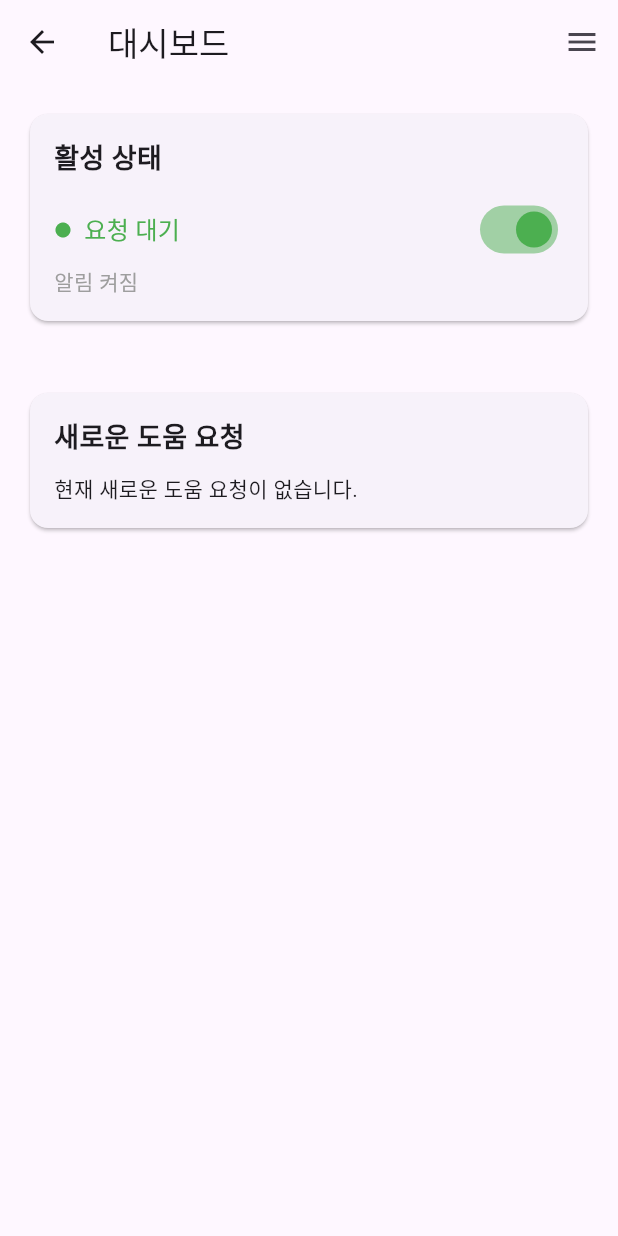
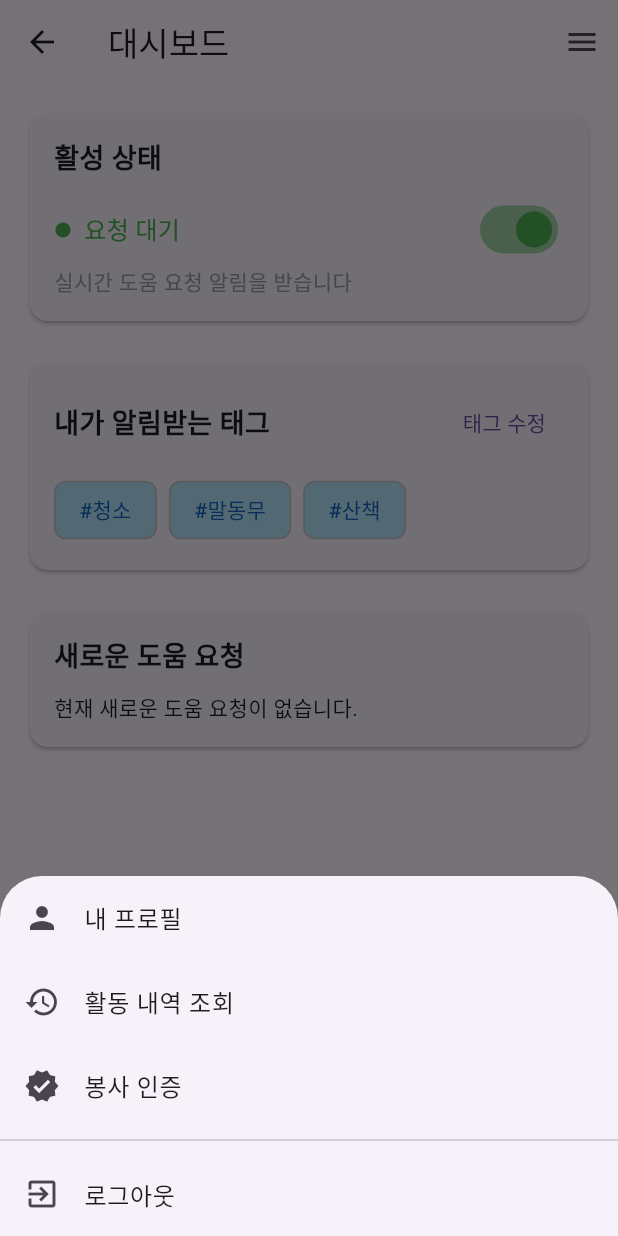
Before and after one commit to LastDance-Beeper/beeper-frontend, a Flutter app: the StudentDashboardPage screen opened by its route, after a tap on the "menu" icon, on a phone screen of 412 x 824 dp. Run offline on Flutter 3.47's test engine with Material 3 defaults, Android fonts, the phone set to English and light mode, and no system bars; our stand-ins replace firebase_core, firebase_messaging, flutter_local_notifications, permission_handler, shared_preferences, speech_to_text; missing offline and left inert: flutter_webrtc; accounts and stored records are empty; network calls fail.

Commit message:
분기점 4 (student dashboard 정상화)

```diff
--- a/lib/pages/help_request_detail_page.dart
+++ b/lib/pages/help_request_detail_page.dart
@@ -87,7 +87,7 @@ class _HelpRequestDetailPageState extends State<HelpRequestDetailPage> {
           context,
           MaterialPageRoute(
             builder: (context) => VideoCallPage(
-              roomId: 'testUUID', // 실제 요청 설명으로 변경
+              roomId: widget.requestId, // roomId로 requestId를 사용
             ),
           ),
         );
--- a/lib/pages/student_dashboard_page.dart
+++ b/lib/pages/student_dashboard_page.dart
@@ -1,9 +1,16 @@
+import 'package:beeper/pages/activity_history_page.dart';
+import 'package:beeper/pages/tag_edit_page.dart';
 import 'package:flutter/material.dart';
 import 'package:beeper/services/real_time_notification_service.dart';
 import 'package:beeper/services/help_request_service.dart';
+import 'package:beeper/pages/video_call_page.dart';
+import 'package:provider/provider.dart';
+import 'package:url_launcher/url_launcher.dart';
 import 'dart:async';
 
-import 'video_call_page.dart';
+import '../services/auth_service.dart';
+import 'student_help_list_page.dart';
+import 'student_profile_page.dart';
 
 class StudentDashboardPage extends StatefulWidget {
   @override
@@ -13,6 +20,7 @@ class StudentDashboardPage extends StatefulWidget {
 class _StudentDashboardPageState extends State<StudentDashboardPage> {
   bool _isActive = true;
   bool _notificationsEnabled = true;
+  List<String> _notificationTags = ['청소', '말동무', '산책'];
   final RealTimeNotificationService _notificationService = RealTimeNotificationService();
   final HelpRequestService _helpRequestService = HelpRequestService();
   List<Map<String, dynamic>> _helpRequests = [];
@@ -113,18 +121,19 @@ class _StudentDashboardPageState extends State<StudentDashboardPage> {
                   ],
                 ),
                 Switch(
-                  value: _notificationsEnabled,
+                  value: _isActive,
                   onChanged: (value) {
                     setState(() {
-                      _notificationsEnabled = value;
+                      _isActive = value;
                     });
+                    // TODO: Implement server-side status update
                   },
                   activeColor: Colors.green,
                 ),
               ],
             ),
             Text(
-              _notificationsEnabled ? '알림 켜짐' : '알림 꺼짐',
+              _isActive ? '실시간 도움 요청 알림을 받습니다' : '알림을 받지 않습니다',
               style: TextStyle(color: Colors.grey),
             ),
           ],
@@ -134,8 +143,48 @@ class _StudentDashboardPageState extends State<StudentDashboardPage> {
   }
 
   Widget _buildNotificationTagsSection() {
-    // TODO: Implement notification tags section
-    return Container();
+    return Card(
+      child: Padding(
+        padding: EdgeInsets.all(16.0),
+        child: Column(
+          crossAxisAlignment: CrossAxisAlignment.start,
+          children: [
+            Row(
+              mainAxisAlignment: MainAxisAlignment.spaceBetween,
+              children: [
+                Text(
+                  '내가 알림받는 태그',
+                  style: TextStyle(fontSize: 18, fontWeight: FontWeight.bold),
+                ),
+                TextButton(
+                  child: Text('태그 수정'),
+                  onPressed: () async {
+                    final result = await Navigator.push(
+                      context,
+                      MaterialPageRoute(builder: (context) => TagEditPage()),
+                    );
+                    if (result != null) {
+                      setState(() {
+                        _notificationTags = result;
+                      });
+                    }
+                  },
+                ),
+              ],
+            ),
+            SizedBox(height: 10),
+            Wrap(
+              spacing: 8,
+              children: _notificationTags.map((tag) => Chip(
+                label: Text('#$tag'),
+                backgroundColor: Colors.lightBlue[100],
+                labelStyle: TextStyle(color: Colors.blue[800]),
+              )).toList(),
+            ),
+          ],
+        ),
+      ),
+    );
   }
 
   Widget _buildHelpRequestsSection() {
@@ -170,6 +219,65 @@ class _StudentDashboardPageState extends State<StudentDashboardPage> {
   }
 
   void _showMenu(BuildContext context) {
-    // TODO: Implement menu options
+    showModalBottomSheet(
+      context: context,
+      builder: (BuildContext context) {
+        return SafeArea(
+          child: Column(
+            mainAxisSize: MainAxisSize.min,
+            children: <Widget>[
+              ListTile(
+                leading: Icon(Icons.person),
+                title: Text('내 프로필'),
+                onTap: () {
+                  Navigator.pop(context);
+                  Navigator.push(
+                    context,
+                    MaterialPageRoute(builder: (context) => StudentProfilePage()),
+                  );
+                },
+              ),
+              ListTile(
+                leading: Icon(Icons.history),
+                title: Text('활동 내역 조회'),
+                onTap: () {
+                  Navigator.pop(context);
+                  Navigator.push(
+                    context,
+                    MaterialPageRoute(builder: (context) => ActivityHistoryPage()),
+                  );
+                },
+              ),
+              ListTile(
+                leading: Icon(Icons.verified),
+                title: Text('봉사 인증'),
+                onTap: () async {
+                  Navigator.pop(context);
+                  const url = 'https://example.com/volunteer-certification';
+                  if (await canLaunch(url)) {
+                    await launch(url);
+                  } else {
+                    ScaffoldMessenger.of(context).showSnackBar(
+                      SnackBar(content: Text('Could not launch $url')),
+                    );
+                  }
+                },
+              ),
+              Divider(),
+              ListTile(
+                leading: Icon(Icons.exit_to_app),
+                title: Text('로그아웃'),
+                onTap: () async {
+                  Navigator.pop(context);
+                  await Provider.of<AuthService>(context, listen: false).logout();
+                  Navigator.of(context).pushReplacementNamed('/');
+                },
+              ),
+            ],
+          ),
+        );
+      },
+    );
   }
+
 }
--- a/lib/services/real_time_notification_service.dart
+++ b/lib/services/real_time_notification_service.dart
@@ -27,11 +27,12 @@ class RealTimeNotificationService {
     // 로컬 알림 설정
     const AndroidInitializationSettings initializationSettingsAndroid =
     AndroidInitializationSettings('app_icon');
-    final IOSInitializationSettings initializationSettingsIOS =
-    IOSInitializationSettings();
+    final DarwinInitializationSettings initializationSettingsDarwin =
+    DarwinInitializationSettings();
     final InitializationSettings initializationSettings = InitializationSettings(
       android: initializationSettingsAndroid,
-      iOS: initializationSettingsIOS,
+      iOS: initializationSettingsDarwin,
+      macOS: initializationSettingsDarwin,
     );
     await _flutterLocalNotificationsPlugin.initialize(initializationSettings);
   }
```
Also changed, not shown: lib/main.dart (+6 -6 lines), lib/pages/senior_main_page.dart (+24 -27 lines), lib/pages/video_call_page.dart (+39 -64 lines), firebase.json (added), lib/firebase_options.dart (added), 3 other files.
